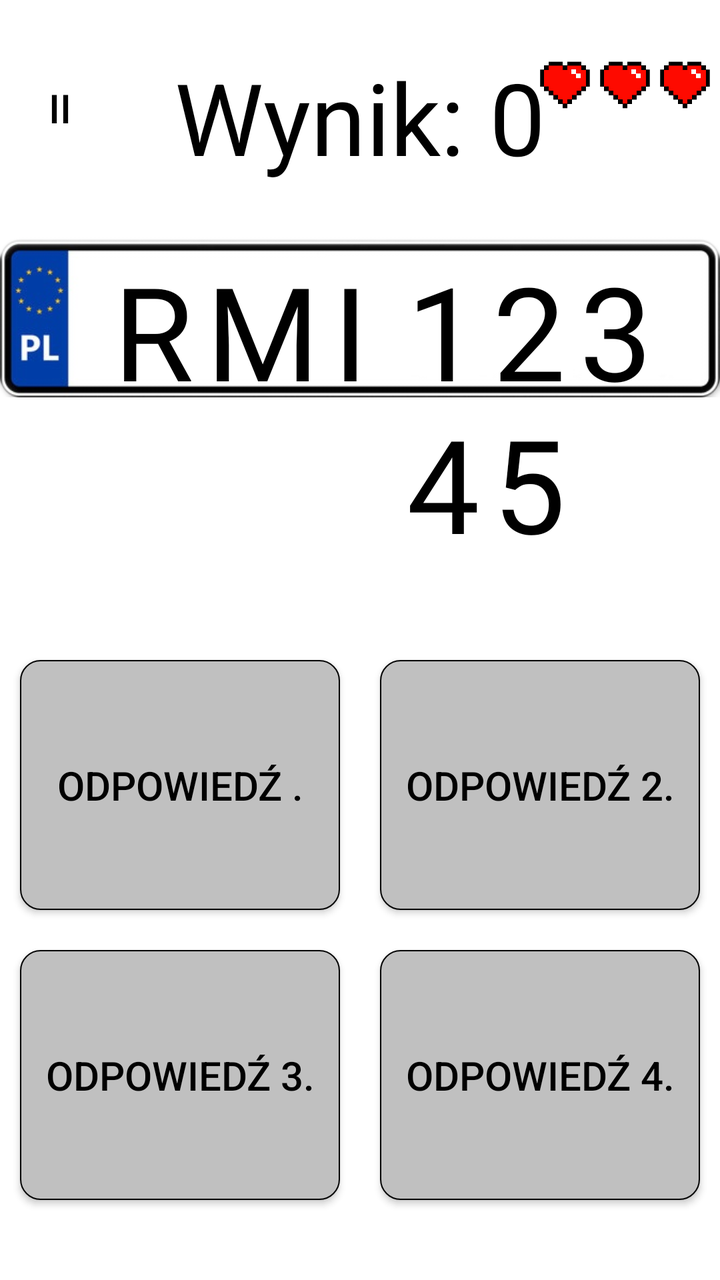
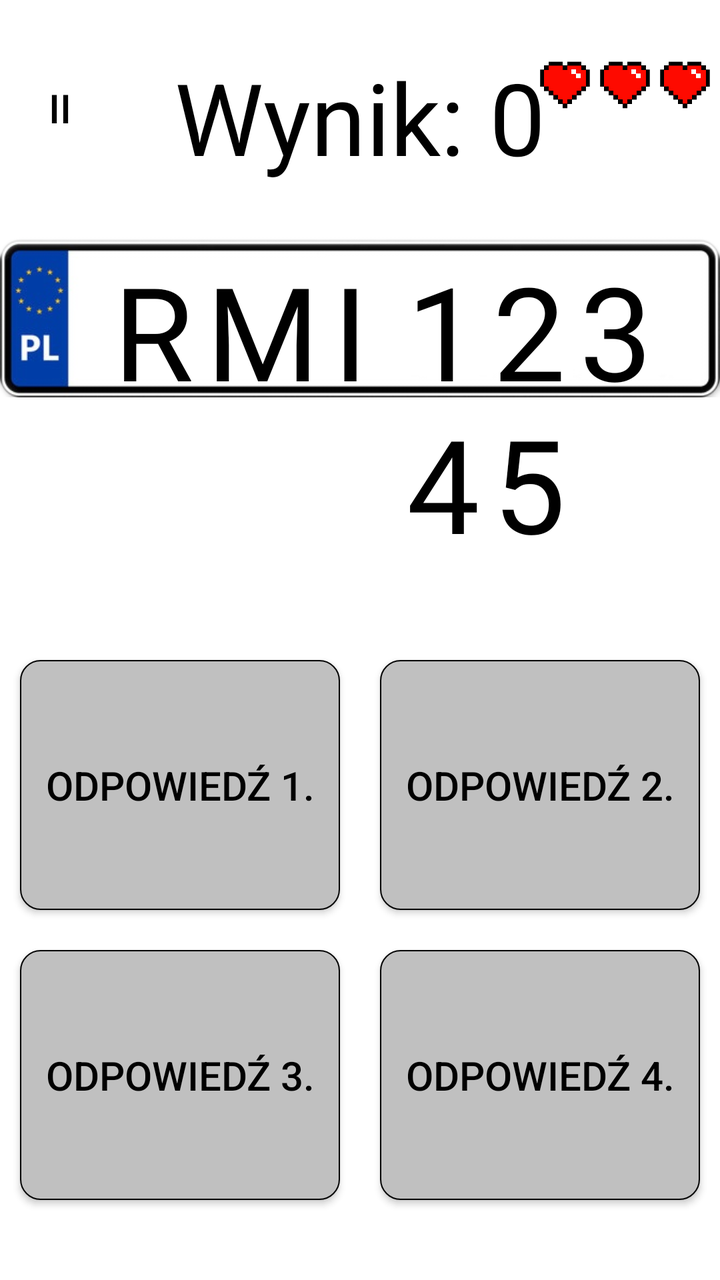

Screens rendered from an Android XML layout before and after an edit, with the pre-edit source and the edit as a unified diff.
<!-- AndroidManifest.xml: application theme Theme.PolskieRejestracje -->
<!-- res/layout/activity_main.xml -->
<?xml version="1.0" encoding="utf-8"?>
<RelativeLayout xmlns:android="http://schemas.android.com/apk/res/android"
    xmlns:tools="http://schemas.android.com/tools"
    android:id="@+id/main"
    android:layout_width="match_parent"
    android:layout_height="match_parent"
    tools:context=".MainActivity"
    android:background="@color/white">

    <Button
        android:id="@+id/pauza"
        android:layout_width="60dp"
        android:layout_height="wrap_content"
        android:textSize="20sp"
        android:text="@string/pauza"
        android:layout_alignParentStart="true"
        android:layout_marginTop="30dp"
        android:textColor="@color/black"
        android:background="@android:color/transparent"
        />

    <TextView
        android:id="@+id/wynik"
        android:layout_width="wrap_content"
        android:layout_height="wrap_content"
        android:textColor="@color/black"
        android:text="Wynik: 0"
        android:textSize="50sp"
        android:layout_centerHorizontal="true"
        android:layout_marginTop="25dp"/>
    <ImageView
        android:id="@+id/serce1"
        android:layout_width="25sp"
        android:layout_height="25sp"
        android:src="@drawable/heart"
        android:layout_alignParentEnd="true"
        android:layout_marginTop="30dp"
        android:layout_marginEnd="65dp"/>
    <ImageView
        android:id="@+id/serce2"
        android:layout_width="25sp"
        android:layout_height="25sp"
        android:src="@drawable/heart"
        android:layout_alignParentEnd="true"
        android:layout_marginTop="30dp"
        android:layout_marginEnd="35dp"/>
    <ImageView
        android:id="@+id/serce3"
        android:layout_width="25sp"
        android:layout_height="25sp"
        android:src="@drawable/heart"
        android:layout_alignParentEnd="true"
        android:layout_marginTop="30dp"
        android:layout_marginEnd="5dp"/>

    <ImageView
        android:layout_width="wrap_content"
        android:layout_height="wrap_content"
        android:src="@drawable/tablica"
        android:layout_marginTop="50dp" />

    <TextView
        android:id="@+id/rejestracja"
        android:layout_width="170dp"
        android:layout_height="wrap_content"
        android:text="RMI"
        android:textSize="65sp"
        android:layout_marginTop="122dp"
        android:layout_marginStart="35dp"
        android:letterSpacing="0.1"
        android:fontFamily="@font/din1451alt"
        android:textAlignment="center"
        android:textColor="@color/black"
        />
    <TextView
        android:layout_width="180dp"
        android:layout_height="wrap_content"
        android:text="12345"
        android:textSize="65sp"
        android:layout_marginTop="122dp"
        android:layout_marginStart="200dp"
        android:letterSpacing="0.1"
        android:fontFamily="@font/din1451alt"
        android:textColor="@color/black"/>
    <TextView
        android:id="@+id/napisPrzegranej"
        android:layout_width="wrap_content"
        android:layout_height="wrap_content"
        android:textSize="60sp"
        android:fontFamily="@font/din1451alt"
        android:text="PRZEGRAŁEŚ!"
        android:textColor="@color/black"
        android:layout_centerHorizontal="true"
        android:visibility="invisible"
        android:layout_centerVertical="true"/>
    <Button
        android:id="@+id/powrotDoMenu"
        android:layout_width="wrap_content"
        android:layout_height="wrap_content"
        android:text="WRÓĆ DO MENU"
        android:padding="20dp"
        android:layout_alignTop="@id/napisPrzegranej"
        android:layout_centerHorizontal="true"
        android:layout_marginTop="100dp"
        android:visibility="invisible"
        android:textColor="@color/black"
        android:background="@drawable/button"/>
    <LinearLayout
        android:layout_width="match_parent"
        android:layout_height="wrap_content"
        android:orientation="vertical"
        android:layout_alignParentBottom="true"
        android:layout_marginBottom="30dp">
        <LinearLayout
            android:layout_width="match_parent"
            android:layout_height="wrap_content"
            android:orientation="horizontal">

            <Button
                android:id="@+id/pierwszaOdpowiedz"
                android:layout_width="match_parent"
                android:layout_height="125dp"
                android:text="Odpowiedź \."
                android:layout_weight="1"
                android:textSize="20sp"
                android:layout_margin="10dp"
                android:layout_gravity="center_vertical"
                android:textColor="@color/black"
                android:background="@drawable/button"/>
            <Button
                android:id="@+id/drugaOdpowiedz"
                android:layout_width="match_parent"
                android:layout_height="125dp"
                android:text="Odpowiedź 2."
                android:layout_weight="1"
                android:textSize="20sp"
                android:layout_margin="10dp"
                android:layout_gravity="center_vertical"
                android:textColor="@color/black"
                android:background="@drawable/button"/>

        </LinearLayout>

        <LinearLayout
            android:layout_width="match_parent"
            android:layout_height="wrap_content"
            android:orientation="horizontal">

            <Button
                android:id="@+id/trzeciaOdpowiedz"
                android:layout_width="match_parent"
                android:layout_height="125dp"
                android:text="Odpowiedź 3."
                android:layout_weight="1"
                android:textSize="20sp"
                android:layout_margin="10dp"
                android:layout_gravity="center_vertical"
                android:textColor="@color/black"
                android:background="@drawable/button"/>
            <Button
                android:id="@+id/czwartaOdpowiedz"
                android:layout_width="match_parent"
                android:layout_height="125dp"
                android:text="Odpowiedź 4."
                android:layout_weight="1"
                android:textSize="20sp"
                android:layout_margin="10dp"
                android:layout_gravity="center_vertical"
                android:textColor="@color/black"
                android:background="@drawable/button"/>

        </LinearLayout>

    </LinearLayout>



</RelativeLayout>
<!-- resources referenced by this layout -->
<resources>
  <color name="black">#FF000000</color>
  <color name="white">#FFFFFFFF</color>
  <!-- drawable button (drawable) -->
  <?xml version="1.0" encoding="utf-8"?>
  <selector xmlns:android="http://schemas.android.com/apk/res/android">
      <item>
          <shape>
              <stroke android:width="2px" android:color="@color/black"/>
              <corners android:radius="10dp"/>
              <solid android:color="#c0c0c0"/>
          </shape>
      </item>
  </selector>
  <!-- drawable heart: png bitmap (drawable, 23618 bytes) -->
  <!-- drawable tablica: png bitmap (drawable, 25430 bytes) -->
  <string name="pauza">II</string>
  <style name="Theme.PolskieRejestracje" parent="Base.Theme.PolskieRejestracje" />
  <style name="Base.Theme.PolskieRejestracje" parent="Theme.AppCompat.Light.NoActionBar">
          
          
      </style>
</resources>

<!-- the commit's change to res/layout/activity_main.xml (unified diff, before → after) -->
@@ -120,7 +120,7 @@
                 android:id="@+id/pierwszaOdpowiedz"
                 android:layout_width="match_parent"
                 android:layout_height="125dp"
-                android:text="Odpowiedź \."
+                android:text="Odpowiedź 1."
                 android:layout_weight="1"
                 android:textSize="20sp"
                 android:layout_margin="10dp"
